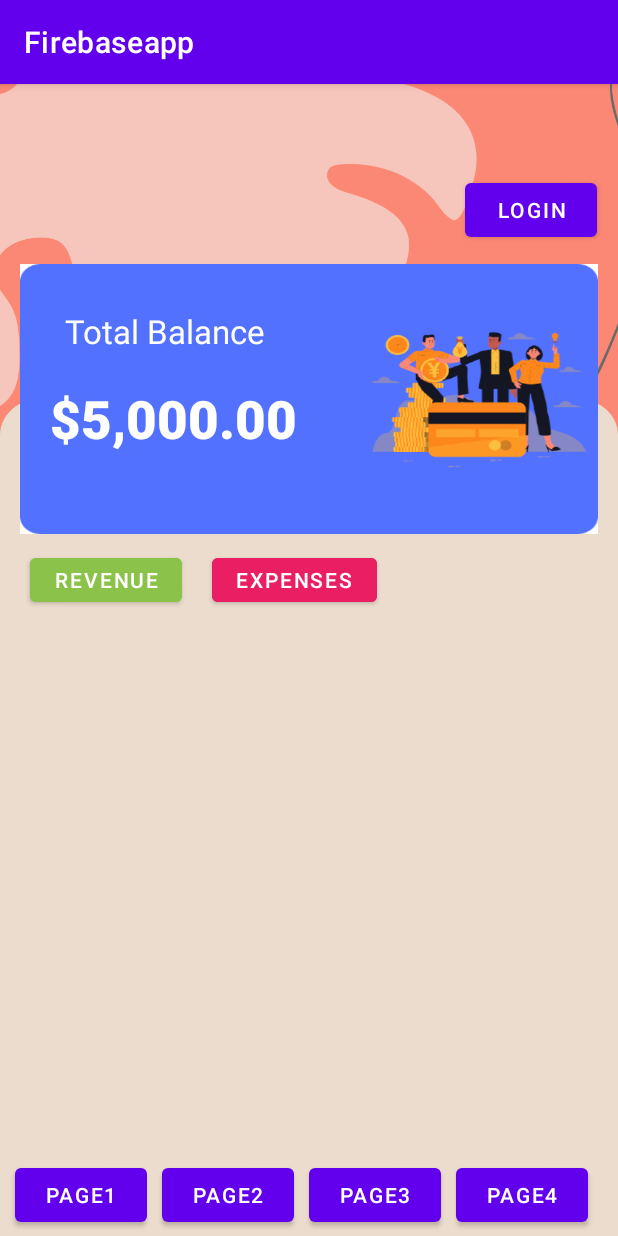
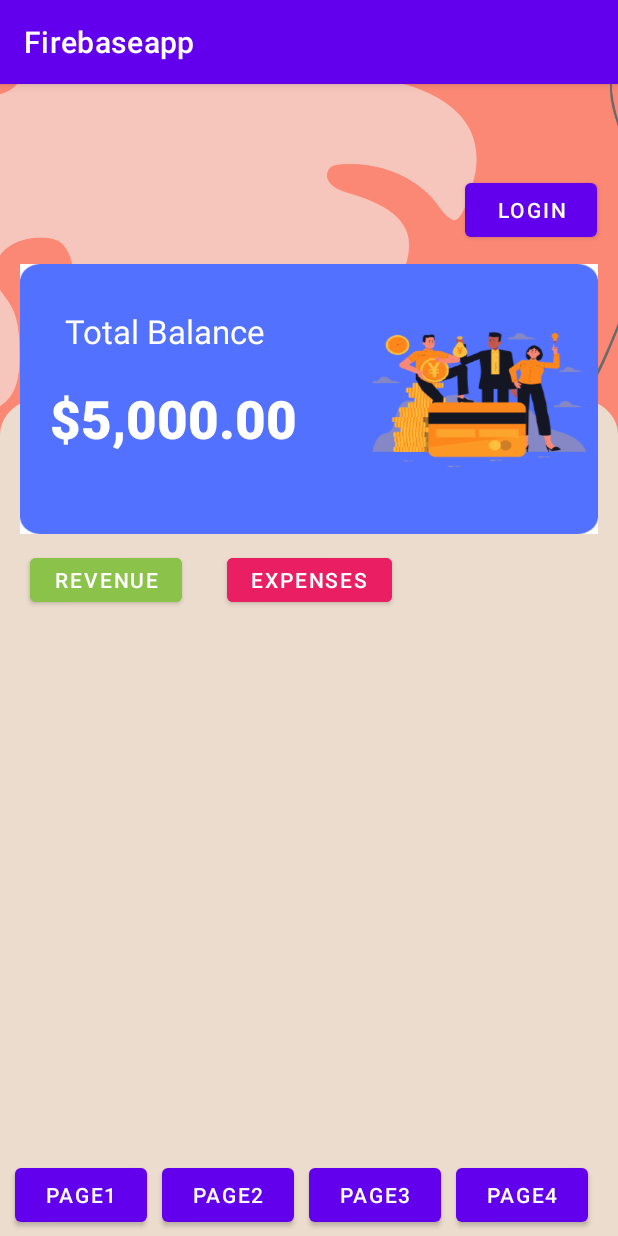
Before and after one commit to Bblackheart/Moneyapp, an Android app: the DashActivity screen opened directly, with no data from a screen before it, on a phone screen of 412 x 824 dp. Run offline under Robolectric (Android 15) with nearby library versions, the phone set to English and light mode, and no system bars.

Commit message:
ตกแต่ง

```diff
--- a/app/src/main/res/layout/activity_dash.xml
+++ b/app/src/main/res/layout/activity_dash.xml
@@ -85,7 +85,7 @@
                     android:id="@+id/expensesbtn"
                     android:layout_width="wrap_content"
                     android:layout_height="wrap_content"
-                    android:layout_marginLeft="20dp"
+                    android:layout_marginLeft="30dp"
                     android:layout_marginTop="10dp"
                     android:backgroundTint="#E91E63"
                     android:text="expenses" />
```
